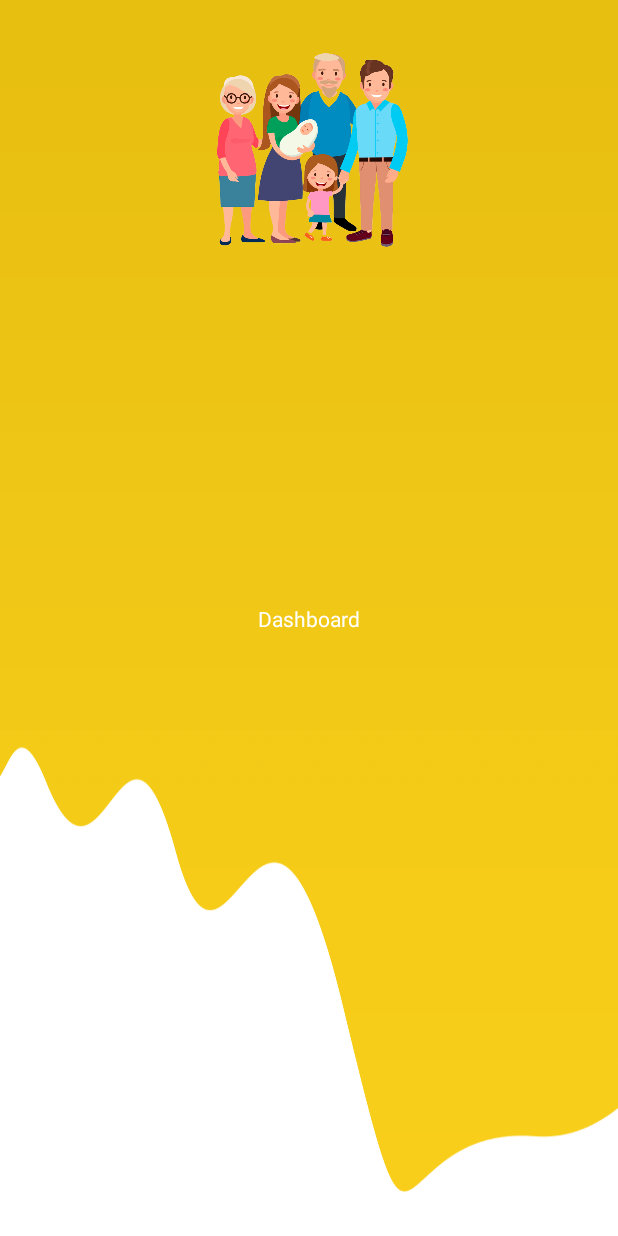
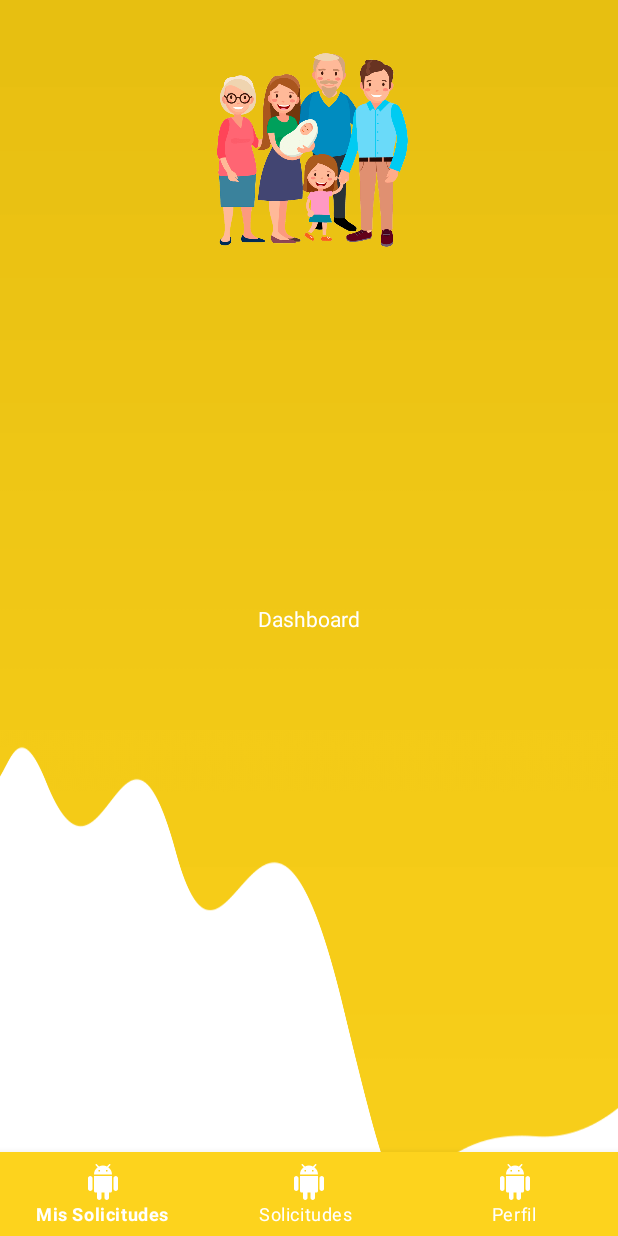
Before and after one commit to tu-vecino-te-ayuda/Android, an Android app: the DashboardFragment screen opened through its navigation route, on a phone screen of 412 x 824 dp. Run offline under Robolectric (Android 15) with nearby library versions, the phone set to English and light mode, and no system bars; our stand-ins replace data binding.

Commit message:
bottom navigation for dashboard

```diff
--- /dev/null
+++ b/app/src/main/res/drawable/ic_android_black_24dp.xml
@@ -0,0 +1,9 @@
+<vector xmlns:android="http://schemas.android.com/apk/res/android"
+        android:width="24dp"
+        android:height="24dp"
+        android:viewportWidth="24.0"
+        android:viewportHeight="24.0">
+    <path
+        android:fillColor="#FF000000"
+        android:pathData="M6,18c0,0.55 0.45,1 1,1h1v3.5c0,0.83 0.67,1.5 1.5,1.5s1.5,-0.67 1.5,-1.5L11,19h2v3.5c0,0.83 0.67,1.5 1.5,1.5s1.5,-0.67 1.5,-1.5L16,19h1c0.55,0 1,-0.45 1,-1L18,8L6,8v10zM3.5,8C2.67,8 2,8.67 2,9.5v7c0,0.83 0.67,1.5 1.5,1.5S5,17.33 5,16.5v-7C5,8.67 4.33,8 3.5,8zM20.5,8c-0.83,0 -1.5,0.67 -1.5,1.5v7c0,0.83 0.67,1.5 1.5,1.5s1.5,-0.67 1.5,-1.5v-7c0,-0.83 -0.67,-1.5 -1.5,-1.5zM15.53,2.16l1.3,-1.3c0.2,-0.2 0.2,-0.51 0,-0.71 -0.2,-0.2 -0.51,-0.2 -0.71,0l-1.48,1.48C13.85,1.23 12.95,1 12,1c-0.96,0 -1.86,0.23 -2.66,0.63L7.85,0.15c-0.2,-0.2 -0.51,-0.2 -0.71,0 -0.2,0.2 -0.2,0.51 0,0.71l1.31,1.31C6.97,3.26 6,5.01 6,7h12c0,-1.99 -0.97,-3.75 -2.47,-4.84zM10,5L9,5L9,4h1v1zM15,5h-1L14,4h1v1z"/>
+</vector>
--- a/app/src/main/res/layout/fragment_dashboard.xml
+++ b/app/src/main/res/layout/fragment_dashboard.xml
@@ -37,5 +37,19 @@
             app:layout_constraintStart_toStartOf="parent"
             app:layout_constraintTop_toTopOf="parent" />
 
+
+        <com.google.android.material.bottomnavigation.BottomNavigationView
+            android:id="@+id/bottom_navigation"
+            android:layout_width="match_parent"
+            android:layout_height="wrap_content"
+            android:layout_gravity="bottom"
+            android:background="@color/colorPrimary"
+            app:itemIconTint="@color/white"
+            app:layout_constraintBottom_toBottomOf="parent"
+            app:layout_constraintEnd_toEndOf="parent"
+            app:layout_constraintStart_toEndOf="parent"
+            app:itemTextColor="@color/white"
+            app:menu="@menu/bottom_navigation_menu" />
+
     </androidx.constraintlayout.widget.ConstraintLayout>
 </layout>
--- /dev/null
+++ b/app/src/main/res/menu/bottom_navigation_menu.xml
@@ -0,0 +1,15 @@
+<?xml version="1.0" encoding="utf-8"?>
+<menu xmlns:android="http://schemas.android.com/apk/res/android">
+    <item
+        android:id="@+id/navigation_home"
+        android:icon="@drawable/ic_android_black_24dp"
+        android:title="Mis Solicitudes" />
+    <item
+        android:id="@+id/navigation_sms"
+        android:icon="@drawable/ic_android_black_24dp"
+        android:title="Solicitudes " />
+    <item
+        android:id="@+id/Profile"
+        android:icon="@drawable/ic_android_black_24dp"
+        android:title="Perfil" />
+</menu>
```
